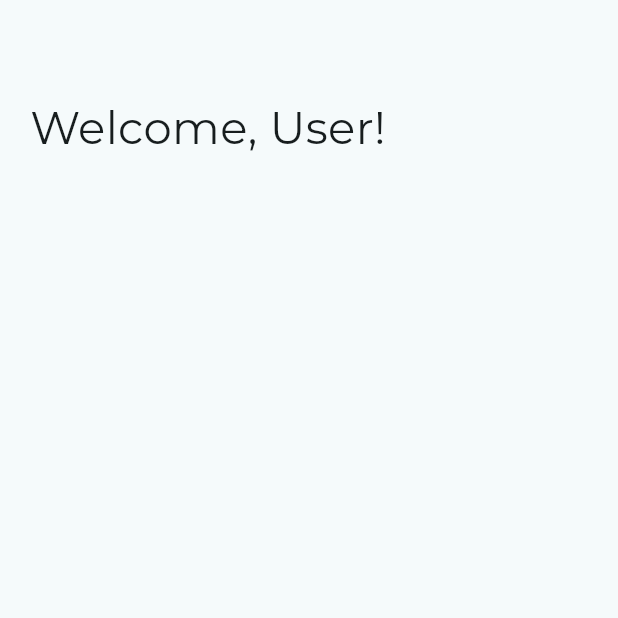
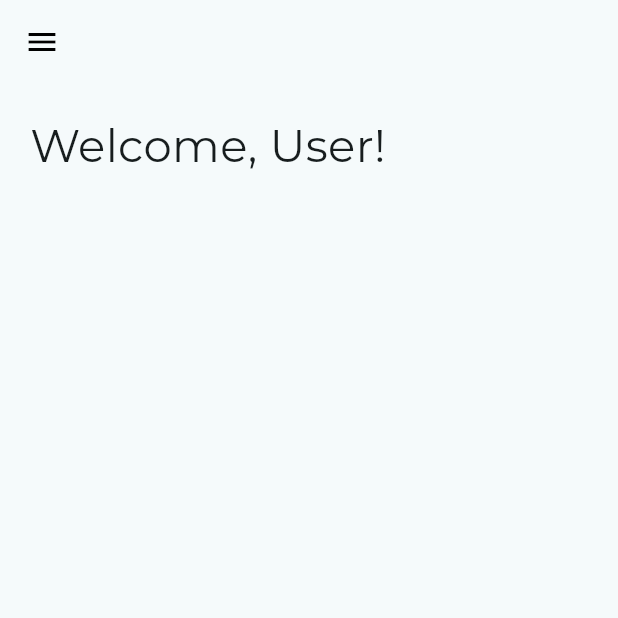
Before and after one commit to BioSyncTM/hdims_biosync, a Flutter app: the screen it shows after launch, on a phone screen of 412 x 824 dp, the top half of it. Run offline on Flutter 3.47's test engine with Material 3 defaults, Android fonts, the phone set to English and light mode, and no system bars; project files that could hold a hidden picture were left out.

Commit message:
Update main.dart

```diff
--- a/lib/main.dart
+++ b/lib/main.dart
@@ -12,7 +12,9 @@ class MyApp extends StatelessWidget {
     return MaterialApp(
       title: 'BioSync HDMIS',
       theme: ThemeData(
-        colorScheme: ColorScheme.fromSeed(seedColor: Color.fromARGB(255, 136, 241, 255)),
+        colorScheme: ColorScheme.fromSeed(
+          seedColor: Color.fromARGB(255, 136, 241, 255),
+        ),
         useMaterial3: true,
         fontFamily: 'Montserrat',
       ),
@@ -35,20 +37,31 @@ class _MyHomePageState extends State<MyHomePage> {
   @override
   Widget build(BuildContext context) {
     return Scaffold(
+      appBar: AppBar(
+        leading: IconButton(
+          icon: Icon(
+            Icons.menu,
+            color: Colors.black,
+          ),
+          onPressed: null,
+        ),
+      ),
       body: Container(
         // Top Bar
         child: Column(
           children: [
             // TopBar
             Container(
-              margin: EdgeInsets.only(top: 64, left: 20),
+              margin: EdgeInsets.only(top: 20, left: 20),
               child: const Text(
                 "Welcome, User!",
                 style: TextStyle(
                   fontSize: 30
                 ),
               ),
-            )
+            ),
+
+            //
           ],
         ),
 
```
